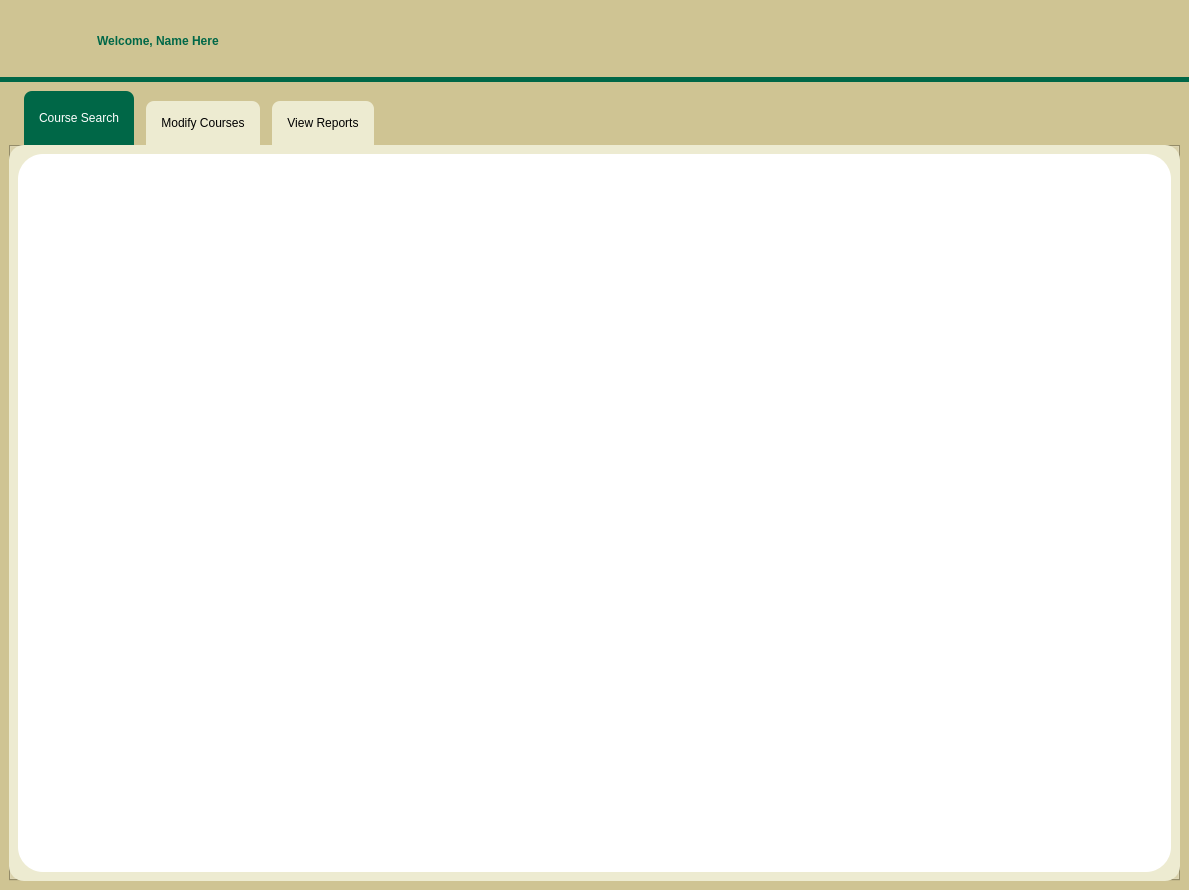
Old version of the form administratordisplay.ui in the repository RyanLewis155/College-Portal-Project.
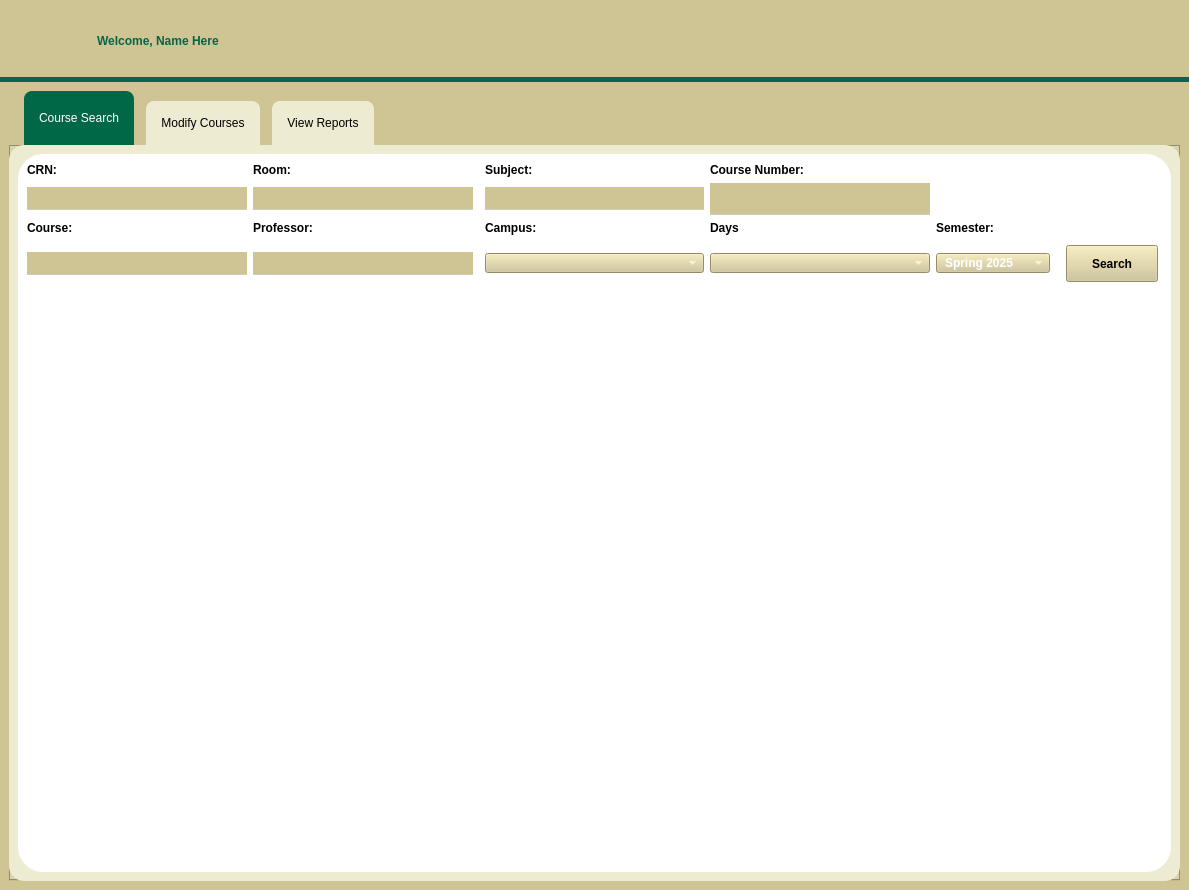
New version of the form. The open tabs and pages were chosen to show the change. Icons and pictures are not drawn.

```diff
--- a/administratordisplay.ui
+++ b/administratordisplay.ui
@@ -173,18 +173,1174 @@
           <item row="0" column="0">
            <widget class="QWidget" name="widget_SearchCourses" native="true">
             <layout class="QGridLayout" name="gridLayout_4">
-             <property name="leftMargin">
-              <number>15</number>
-             </property>
-             <property name="topMargin">
-              <number>15</number>
-             </property>
-             <property name="rightMargin">
-              <number>15</number>
-             </property>
-             <property name="bottomMargin">
-              <number>15</number>
-             </property>
+             <item row="1" column="3">
+              <widget class="QLineEdit" name="lineEdit_subject">
+               <property name="palette">
+                <palette>
+                 <active>
+                  <colorrole role="Button">
+                   <brush brushstyle="SolidPattern">
+                    <color alpha="255">
+                     <red>207</red>
+                     <green>196</green>
+                     <blue>147</blue>
+                    </color>
+                   </brush>
+                  </colorrole>
+                  <colorrole role="Base">
+                   <brush brushstyle="SolidPattern">
+                    <color alpha="255">
+                     <red>207</red>
+                     <green>196</green>
+                     <blue>147</blue>
+                    </color>
+                   </brush>
+                  </colorrole>
+                  <colorrole role="Window">
+                   <brush brushstyle="SolidPattern">
+                    <color alpha="255">
+                     <red>207</red>
+                     <green>196</green>
+                     <blue>147</blue>
+                    </color>
+                   </brush>
+                  </colorrole>
+                 </active>
+                 <inactive>
+                  <colorrole role="Button">
+                   <brush brushstyle="SolidPattern">
+                    <color alpha="255">
+                     <red>207</red>
+                     <green>196</green>
+                     <blue>147</blue>
+                    </color>
+                   </brush>
+                  </colorrole>
+                  <colorrole role="Base">
+                   <brush brushstyle="SolidPattern">
+                    <color alpha="255">
+                     <red>207</red>
+                     <green>196</green>
+                     <blue>147</blue>
+                    </color>
+                   </brush>
+                  </colorrole>
+                  <colorrole role="Window">
+                   <brush brushstyle="SolidPattern">
+                    <color alpha="255">
+                     <red>207</red>
+                     <green>196</green>
+                     <blue>147</blue>
+                    </color>
+                   </brush>
+                  </colorrole>
+                 </inactive>
+                 <disabled>
+                  <colorrole role="Button">
+                   <brush brushstyle="SolidPattern">
+                    <color alpha="255">
+                     <red>207</red>
+                     <green>196</green>
+                     <blue>147</blue>
+                    </color>
+                   </brush>
+                  </colorrole>
+                  <colorrole role="Base">
+                   <brush brushstyle="SolidPattern">
+                    <color alpha="255">
+                     <red>207</red>
+                     <green>196</green>
+                     <blue>147</blue>
+                    </color>
+                   </brush>
+                  </colorrole>
+                  <colorrole role="Window">
+                   <brush brushstyle="SolidPattern">
+                    <color alpha="255">
+                     <red>207</red>
+                     <green>196</green>
+                     <blue>147</blue>
+                    </color>
+                   </brush>
+                  </colorrole>
+                 </disabled>
+                </palette>
+               </property>
+               <property name="toolTip">
+                <string>&lt;html&gt;&lt;head/&gt;&lt;body&gt;&lt;p&gt;Subject&lt;/p&gt;&lt;/body&gt;&lt;/html&gt;</string>
+               </property>
+               <property name="styleSheet">
+                <string notr="true">QLineEdit#lineEdit_subject {
+	padding-top: 3px;
+	padding-bottom: 3px;
+	padding-left: 6px;
+	padding-right: 3px;
+	border: none;
+	border-bottom: 1px solid #cccccc;
+	font: 12pt 'Inter-VariableFont_opsz,wght';
+	font-weight: bold;
+	background: #CFC493;
+}
+
+QLineEdit#lineEdit_subject:focus {
+	border-bottom: 3px solid #006747;
+}</string>
+               </property>
+              </widget>
+             </item>
+             <item row="0" column="4">
+              <widget class="QLabel" name="label_CourseNumber">
+               <property name="styleSheet">
+                <string notr="true">QLabel#label_CourseNumber {
+	color:black;
+	font: 12pt 'Inter-VariableFont_opsz,wght';
+	background-color: white;
+	font-weight: bold;
+
+}</string>
+               </property>
+               <property name="text">
+                <string>Course Number:</string>
+               </property>
+              </widget>
+             </item>
+             <item row="1" column="0">
+              <widget class="QLineEdit" name="lineEdit_CRN">
+               <property name="palette">
+                <palette>
+                 <active>
+                  <colorrole role="Button">
+                   <brush brushstyle="SolidPattern">
+                    <color alpha="255">
+                     <red>207</red>
+                     <green>196</green>
+                     <blue>147</blue>
+                    </color>
+                   </brush>
+                  </colorrole>
+                  <colorrole role="Base">
+                   <brush brushstyle="SolidPattern">
+                    <color alpha="255">
+                     <red>207</red>
+                     <green>196</green>
+                     <blue>147</blue>
+                    </color>
+                   </brush>
+                  </colorrole>
+                  <colorrole role="Window">
+                   <brush brushstyle="SolidPattern">
+                    <color alpha="255">
+                     <red>207</red>
+                     <green>196</green>
+                     <blue>147</blue>
+                    </color>
+                   </brush>
+                  </colorrole>
+                 </active>
+                 <inactive>
+                  <colorrole role="Button">
+                   <brush brushstyle="SolidPattern">
+                    <color alpha="255">
+                     <red>207</red>
+                     <green>196</green>
+                     <blue>147</blue>
+                    </color>
+                   </brush>
+                  </colorrole>
+                  <colorrole role="Base">
+                   <brush brushstyle="SolidPattern">
+                    <color alpha="255">
+                     <red>207</red>
+                     <green>196</green>
+                     <blue>147</blue>
+                    </color>
+                   </brush>
+                  </colorrole>
+                  <colorrole role="Window">
+                   <brush brushstyle="SolidPattern">
+                    <color alpha="255">
+                     <red>207</red>
+                     <green>196</green>
+                     <blue>147</blue>
+                    </color>
+                   </brush>
+                  </colorrole>
+                 </inactive>
+                 <disabled>
+                  <colorrole role="Button">
+                   <brush brushstyle="SolidPattern">
+                    <color alpha="255">
+                     <red>207</red>
+                     <green>196</green>
+                     <blue>147</blue>
+                    </color>
+                   </brush>
+                  </colorrole>
+                  <colorrole role="Base">
+                   <brush brushstyle="SolidPattern">
+                    <color alpha="255">
+                     <red>207</red>
+                     <green>196</green>
+                     <blue>147</blue>
+                    </color>
+                   </brush>
+                  </colorrole>
+                  <colorrole role="Window">
+                   <brush brushstyle="SolidPattern">
+                    <color alpha="255">
+                     <red>207</red>
+                     <green>196</green>
+                     <blue>147</blue>
+                    </color>
+                   </brush>
+                  </colorrole>
+                 </disabled>
+                </palette>
+               </property>
+               <property name="toolTip">
+                <string>&lt;html&gt;&lt;head/&gt;&lt;body&gt;&lt;p&gt;CRN&lt;/p&gt;&lt;/body&gt;&lt;/html&gt;</string>
+               </property>
+               <property name="styleSheet">
+                <string notr="true">QLineEdit#lineEdit_CRN {
+	padding-top: 3px;
+	padding-bottom: 3px;
+	padding-left: 6px;
+	padding-right: 3px;
+	border: none;
+	border-bottom: 1px solid #cccccc;
+	font: 12pt 'Inter-VariableFont_opsz,wght';
+	font-weight: bold;
+	background: #CFC493;
+}
+
+QLineEdit#lineEdit_CRN:focus {
+	border-bottom: 3px solid #006747;
+}</string>
+               </property>
+              </widget>
+             </item>
+             <item row="2" column="0">
+              <widget class="QLabel" name="label_Course">
+               <property name="styleSheet">
+                <string notr="true">	color: black;
+	font: 12pt 'Inter-VariableFont_opsz,wght';
+	font-weight: bold;
+	background-color: white;</string>
+               </property>
+               <property name="text">
+                <string>Course:</string>
+               </property>
+              </widget>
+             </item>
+             <item row="1" column="4">
+              <widget class="QLineEdit" name="lineEdit_courseNum">
+               <property name="palette">
+                <palette>
+                 <active>
+                  <colorrole role="Button">
+                   <brush brushstyle="SolidPattern">
+                    <color alpha="255">
+                     <red>207</red>
+                     <green>196</green>
+                     <blue>147</blue>
+                    </color>
+                   </brush>
+                  </colorrole>
+                  <colorrole role="Base">
+                   <brush brushstyle="SolidPattern">
+                    <color alpha="255">
+                     <red>207</red>
+                     <green>196</green>
+                     <blue>147</blue>
+                    </color>
+                   </brush>
+                  </colorrole>
+                  <colorrole role="Window">
+                   <brush brushstyle="SolidPattern">
+                    <color alpha="255">
+                     <red>207</red>
+                     <green>196</green>
+                     <blue>147</blue>
+                    </color>
+                   </brush>
+                  </colorrole>
+                 </active>
+                 <inactive>
+                  <colorrole role="Button">
+                   <brush brushstyle="SolidPattern">
+                    <color alpha="255">
+                     <red>207</red>
+                     <green>196</green>
+                     <blue>147</blue>
+                    </color>
+                   </brush>
+                  </colorrole>
+                  <colorrole role="Base">
+                   <brush brushstyle="SolidPattern">
+                    <color alpha="255">
+                     <red>207</red>
+                     <green>196</green>
+                     <blue>147</blue>
+                    </color>
+                   </brush>
+                  </colorrole>
+                  <colorrole role="Window">
+                   <brush brushstyle="SolidPattern">
+                    <color alpha="255">
+                     <red>207</red>
+                     <green>196</green>
+                     <blue>147</blue>
+                    </color>
+                   </brush>
+                  </colorrole>
+                 </inactive>
+                 <disabled>
+                  <colorrole role="Button">
+                   <brush brushstyle="SolidPattern">
+                    <color alpha="255">
+                     <red>207</red>
+                     <green>196</green>
+                     <blue>147</blue>
+                    </color>
+                   </brush>
+                  </colorrole>
+                  <colorrole role="Base">
+                   <brush brushstyle="SolidPattern">
+                    <color alpha="255">
+                     <red>207</red>
+                     <green>196</green>
+                     <blue>147</blue>
+                    </color>
+                   </brush>
+                  </colorrole>
+                  <colorrole role="Window">
+                   <brush brushstyle="SolidPattern">
+                    <color alpha="255">
+                     <red>207</red>
+                     <green>196</green>
+                     <blue>147</blue>
+                    </color>
+                   </brush>
+                  </colorrole>
+                 </disabled>
+                </palette>
+               </property>
+               <property name="font">
+                <font>
+                 <family>Inter-VariableFont_opsz,wght</family>
+                 <pointsize>12</pointsize>
+                 <italic>false</italic>
+                 <bold>true</bold>
+                </font>
+               </property>
+               <property name="cursor">
+                <cursorShape>IBeamCursor</cursorShape>
+               </property>
+               <property name="toolTip">
+                <string>&lt;html&gt;&lt;head/&gt;&lt;body&gt;&lt;p&gt;Course Number&lt;/p&gt;&lt;/body&gt;&lt;/html&gt;</string>
+               </property>
+               <property name="styleSheet">
+                <string notr="true">QLineEdit#lineEdit_courseNum {
+	padding-top: 3px;
+	padding-bottom: 3px;
+	padding-left: 6px;
+	padding-right: 3px;
+	border: none;
+	border-bottom: 1px solid #cccccc;
+	font: 12pt 'Inter-VariableFont_opsz,wght';
+	font-weight: bold;
+	background: #CFC493;
+}
+
+QLineEdit#lineEdit_courseNum:focus {
+	border-bottom: 3px solid #006747;
+}</string>
+               </property>
+              </widget>
+             </item>
+             <item row="4" column="0" colspan="8">
+              <widget class="QTableView" name="tableView_results">
+               <property name="font">
+                <font>
+                 <family>Inter-VariableFont_opsz,wght</family>
+                 <pointsize>12</pointsize>
+                 <italic>false</italic>
+                 <bold>false</bold>
+                </font>
+               </property>
+               <property name="cursor" stdset="0">
+                <cursorShape>PointingHandCursor</cursorShape>
+               </property>
+               <property name="styleSheet">
+                <string notr="true">QTableView#tableView_results {
+	background-color: white;
+	color: black;
+	font: 12pt 'Inter-VariableFont_opsz,wght';
+}</string>
+               </property>
+               <property name="frameShape">
+                <enum>QFrame::Shape::NoFrame</enum>
+               </property>
+               <property name="frameShadow">
+                <enum>QFrame::Shadow::Plain</enum>
+               </property>
+               <property name="editTriggers">
+                <set>QAbstractItemView::EditTrigger::NoEditTriggers</set>
+               </property>
+               <property name="showDropIndicator" stdset="0">
+                <bool>false</bool>
+               </property>
+               <property name="dragDropOverwriteMode">
+                <bool>false</bool>
+               </property>
+               <property name="alternatingRowColors">
+                <bool>true</bool>
+               </property>
+               <attribute name="horizontalHeaderCascadingSectionResizes">
+                <bool>true</bool>
+               </attribute>
+               <attribute name="horizontalHeaderStretchLastSection">
+                <bool>false</bool>
+               </attribute>
+              </widget>
+             </item>
+             <item row="1" column="1">
+              <widget class="QLineEdit" name="lineEdit_Room">
+               <property name="styleSheet">
+                <string notr="true">QLineEdit#lineEdit_Room {
+	padding-top: 3px;
+	padding-bottom: 3px;
+	padding-left: 6px;
+	padding-right: 3px;
+	border: none;
+	border-bottom: 1px solid #cccccc;
+	font: 12pt 'Inter-VariableFont_opsz,wght';
+	font-weight: bold;
+	background: #CFC493;
+}
+
+QLineEdit#lineEdit_Room:focus {
+	border-bottom: 3px solid #006747;
+}</string>
+               </property>
+              </widget>
+             </item>
+             <item row="0" column="3">
+              <widget class="QLabel" name="label_Subject">
+               <property name="styleSheet">
+                <string notr="true">QLabel#label_Subject {
+	color: black;
+	font: 12pt 'Inter-VariableFont_opsz,wght';
+	background-color: white;
+	font-weight: bold;
+
+}</string>
+               </property>
+               <property name="text">
+                <string>Subject:</string>
+               </property>
+              </widget>
+             </item>
+             <item row="0" column="1">
+              <widget class="QLabel" name="label_Room">
+               <property name="styleSheet">
+                <string notr="true">	color: black;
+	font: 12pt 'Inter-VariableFont_opsz,wght';
+	font-weight: bold;
+	background-color: white;</string>
+               </property>
+               <property name="text">
+                <string>Room:</string>
+               </property>
+              </widget>
+             </item>
+             <item row="0" column="0">
+              <widget class="QLabel" name="label_CRN">
+               <property name="styleSheet">
+                <string notr="true">QLabel#label_CRN {
+	color: black;
+	font: 12pt 'Inter-VariableFont_opsz,wght';
+	font-weight: bold;
+	background-color: white;
+}</string>
+               </property>
+               <property name="text">
+                <string>CRN:</string>
+               </property>
+              </widget>
+             </item>
+             <item row="3" column="0">
+              <widget class="QLineEdit" name="lineEdit_Course">
+               <property name="styleSheet">
+                <string notr="true">QLineEdit#lineEdit_Course {
+	padding-top: 3px;
+	padding-bottom: 3px;
+	padding-left: 6px;
+	padding-right: 3px;
+	border: none;
+	border-bottom: 1px solid #cccccc;
+	font: 12pt 'Inter-VariableFont_opsz,wght';
+	font-weight: bold;
+	background: #CFC493;
+}
+
+QLineEdit#lineEdit_Course:focus {
+	border-bottom: 3px solid #006747;
+}</string>
+               </property>
+              </widget>
+             </item>
+             <item row="3" column="7">
+              <widget class="QPushButton" name="pushButton_search">
+               <property name="minimumSize">
+                <size>
+                 <width>100</width>
+                 <height>45</height>
+                </size>
+               </property>
+               <property name="palette">
+                <palette>
+                 <active>
+                  <colorrole role="Button">
+                   <brush brushstyle="SolidPattern">
+                    <color alpha="255">
+                     <red>207</red>
+                     <green>196</green>
+                     <blue>147</blue>
+                    </color>
+                   </brush>
+                  </colorrole>
+                  <colorrole role="Base">
+                   <brush brushstyle="SolidPattern">
+                    <color alpha="255">
+                     <red>207</red>
+                     <green>196</green>
+                     <blue>147</blue>
+                    </color>
+                   </brush>
+                  </colorrole>
+                  <colorrole role="Window">
+                   <brush brushstyle="SolidPattern">
+                    <color alpha="255">
+                     <red>207</red>
+                     <green>196</green>
+                     <blue>147</blue>
+                    </color>
+                   </brush>
+                  </colorrole>
+                  <colorrole role="Highlight">
+                   <brush brushstyle="SolidPattern">
+                    <color alpha="255">
+                     <red>31</red>
+                     <green>155</green>
+                     <blue>93</blue>
+                    </color>
+                   </brush>
+                  </colorrole>
+                 </active>
+                 <inactive>
+                  <colorrole role="Button">
+                   <brush brushstyle="SolidPattern">
+                    <color alpha="255">
+                     <red>207</red>
+                     <green>196</green>
+                     <blue>147</blue>
+                    </color>
+                   </brush>
+                  </colorrole>
+                  <colorrole role="Base">
+                   <brush brushstyle="SolidPattern">
+                    <color alpha="255">
+                     <red>207</red>
+                     <green>196</green>
+                     <blue>147</blue>
+                    </color>
+                   </brush>
+                  </colorrole>
+                  <colorrole role="Window">
+                   <brush brushstyle="SolidPattern">
+                    <color alpha="255">
+                     <red>207</red>
+                     <green>196</green>
+                     <blue>147</blue>
+                    </color>
+                   </brush>
+                  </colorrole>
+                  <colorrole role="Highlight">
+                   <brush brushstyle="SolidPattern">
+                    <color alpha="255">
+                     <red>31</red>
+                     <green>155</green>
+                     <blue>93</blue>
+                    </color>
+                   </brush>
+                  </colorrole>
+                 </inactive>
+                 <disabled>
+                  <colorrole role="Button">
+                   <brush brushstyle="SolidPattern">
+                    <color alpha="255">
+                     <red>207</red>
+                     <green>196</green>
+                     <blue>147</blue>
+                    </color>
+                   </brush>
+                  </colorrole>
+                  <colorrole role="Base">
+                   <brush brushstyle="SolidPattern">
+                    <color alpha="255">
+                     <red>207</red>
+                     <green>196</green>
+                     <blue>147</blue>
+                    </color>
+                   </brush>
+                  </colorrole>
+                  <colorrole role="Window">
+                   <brush brushstyle="SolidPattern">
+                    <color alpha="255">
+                     <red>207</red>
+                     <green>196</green>
+                     <blue>147</blue>
+                    </color>
+                   </brush>
+                  </colorrole>
+                  <colorrole role="Highlight">
+                   <brush brushstyle="SolidPattern">
+                    <color alpha="255">
+                     <red>31</red>
+                     <green>155</green>
+                     <blue>93</blue>
+                    </color>
+                   </brush>
+                  </colorrole>
+                 </disabled>
+                </palette>
+               </property>
+               <property name="cursor">
+                <cursorShape>PointingHandCursor</cursorShape>
+               </property>
+               <property name="focusPolicy">
+                <enum>Qt::FocusPolicy::StrongFocus</enum>
+               </property>
+               <property name="styleSheet">
+                <string notr="true">QPushButton#pushButton_search {
+	font: 10pt 'Inter-VariableFont_opsz,wght';
+	font-weight: bold;
+	background-color: #CFC493;
+	margin: 4px;
+	padding: 2px;
+}
+
+QPushButton#pushButton_search:focus {
+	border-radius: 8px;
+	border: 1px solid #006747;
+}
+
+QPushButton#pushButton_search:hover {
+	background-color: #006747;
+	border-radius: 8px;
+	margin: 0px;
+	padding: 6px;
+}</string>
+               </property>
+               <property name="text">
+                <string>Search</string>
+               </property>
+               <property name="default">
+                <bool>false</bool>
+               </property>
+              </widget>
+             </item>
+             <item row="3" column="1">
+              <widget class="QLineEdit" name="lineEdit_Professor">
+               <property name="styleSheet">
+                <string notr="true">QLineEdit#lineEdit_Professor {
+	padding-top: 3px;
+	padding-bottom: 3px;
+	padding-left: 6px;
+	padding-right: 3px;
+	border: none;
+	border-bottom: 1px solid #cccccc;
+	font: 12pt 'Inter-VariableFont_opsz,wght';
+	font-weight: bold;
+	background: #CFC493;
+}
+
+QLineEdit#lineEdit_Professor:focus {
+	border-bottom: 3px solid #006747;
+}</string>
+               </property>
+              </widget>
+             </item>
+             <item row="2" column="1">
+              <widget class="QLabel" name="label_Professor">
+               <property name="styleSheet">
+                <string notr="true">	color: black;
+	font: 12pt 'Inter-VariableFont_opsz,wght';
+	font-weight: bold;
+	background-color: white;</string>
+               </property>
+               <property name="text">
+                <string>Professor:</string>
+               </property>
+              </widget>
+             </item>
+             <item row="3" column="3">
+              <widget class="QComboBox" name="comboBox_Campus">
+               <property name="styleSheet">
+                <string notr="true">QComboBox#comboBox_Campus {
+    padding: 1px 18px 1px 8px;
+    min-width: 1em;
+	font: 12pt 'Inter-VariableFont_opsz,wght';
+	font-weight: bold;
+	color: white;
+	background-color: #CFC493;
+	selection-background-color: #006747;
+    selection-color: white;
+}
+
+
+QComboBox#comboBox_Campus QAbstractItemView::item:selected {
+    border-left: 3px solid #006747;
+}
+</string>
+               </property>
+              </widget>
+             </item>
+             <item row="2" column="3">
+              <widget class="QLabel" name="label_Campus">
+               <property name="styleSheet">
+                <string notr="true">	color: black;
+	font: 12pt 'Inter-VariableFont_opsz,wght';
+	font-weight: bold;
+	background-color: white;</string>
+               </property>
+               <property name="text">
+                <string>Campus:</string>
+               </property>
+              </widget>
+             </item>
+             <item row="3" column="4">
+              <widget class="QComboBox" name="comboBox_days">
+               <property name="palette">
+                <palette>
+                 <active>
+                  <colorrole role="WindowText">
+                   <brush brushstyle="SolidPattern">
+                    <color alpha="255">
+                     <red>255</red>
+                     <green>255</green>
+                     <blue>255</blue>
+                    </color>
+                   </brush>
+                  </colorrole>
+                  <colorrole role="Button">
+                   <brush brushstyle="SolidPattern">
+                    <color alpha="255">
+                     <red>207</red>
+                     <green>196</green>
+                     <blue>147</blue>
+                    </color>
+                   </brush>
+                  </colorrole>
+                  <colorrole role="Text">
+                   <brush brushstyle="SolidPattern">
+                    <color alpha="255">
+                     <red>255</red>
+                     <green>255</green>
+                     <blue>255</blue>
+                    </color>
+                   </brush>
+                  </colorrole>
+                  <colorrole role="ButtonText">
+                   <brush brushstyle="SolidPattern">
+                    <color alpha="255">
+                     <red>255</red>
+                     <green>255</green>
+                     <blue>255</blue>
+                    </color>
+                   </brush>
+                  </colorrole>
+                  <colorrole role="Base">
+                   <brush brushstyle="SolidPattern">
+                    <color alpha="255">
+                     <red>207</red>
+                     <green>196</green>
+                     <blue>147</blue>
+                    </color>
+                   </brush>
+                  </colorrole>
+                  <colorrole role="Window">
+                   <brush brushstyle="SolidPattern">
+                    <color alpha="255">
+                     <red>207</red>
+                     <green>196</green>
+                     <blue>147</blue>
+                    </color>
+                   </brush>
+                  </colorrole>
+                  <colorrole role="Highlight">
+                   <brush brushstyle="SolidPattern">
+                    <color alpha="255">
+                     <red>0</red>
+                     <green>103</green>
+                     <blue>71</blue>
+                    </color>
+                   </brush>
+                  </colorrole>
+                  <colorrole role="HighlightedText">
+                   <brush brushstyle="SolidPattern">
+                    <color alpha="255">
+                     <red>255</red>
+                     <green>255</green>
+                     <blue>255</blue>
+                    </color>
+                   </brush>
+                  </colorrole>
+                  <colorrole role="PlaceholderText">
+                   <brush brushstyle="SolidPattern">
+                    <color alpha="128">
+                     <red>255</red>
+                     <green>255</green>
+                     <blue>255</blue>
+                    </color>
+                   </brush>
+                  </colorrole>
+                 </active>
+                 <inactive>
+                  <colorrole role="WindowText">
+                   <brush brushstyle="SolidPattern">
+                    <color alpha="255">
+                     <red>255</red>
+                     <green>255</green>
+                     <blue>255</blue>
+                    </color>
+                   </brush>
+                  </colorrole>
+                  <colorrole role="Button">
+                   <brush brushstyle="SolidPattern">
+                    <color alpha="255">
+                     <red>207</red>
+                     <green>196</green>
+                     <blue>147</blue>
+                    </color>
+                   </brush>
+                  </colorrole>
+                  <colorrole role="Text">
+                   <brush brushstyle="SolidPattern">
+                    <color alpha="255">
+                     <red>255</red>
+                     <green>255</green>
+                     <blue>255</blue>
+                    </color>
+                   </brush>
+                  </colorrole>
+                  <colorrole role="ButtonText">
+                   <brush brushstyle="SolidPattern">
+                    <color alpha="255">
+                     <red>255</red>
+                     <green>255</green>
+                     <blue>255</blue>
+                    </color>
+                   </brush>
+                  </colorrole>
+                  <colorrole role="Base">
+                   <brush brushstyle="SolidPattern">
+                    <color alpha="255">
+                     <red>207</red>
+                     <green>196</green>
+                     <blue>147</blue>
+                    </color>
+                   </brush>
+                  </colorrole>
+                  <colorrole role="Window">
+                   <brush brushstyle="SolidPattern">
+                    <color alpha="255">
+                     <red>207</red>
+                     <green>196</green>
+                     <blue>147</blue>
+                    </color>
+                   </brush>
+                  </colorrole>
+                  <colorrole role="Highlight">
+                   <brush brushstyle="SolidPattern">
+                    <color alpha="255">
+                     <red>0</red>
+                     <green>103</green>
+                     <blue>71</blue>
+                    </color>
+                   </brush>
+                  </colorrole>
+                  <colorrole role="HighlightedText">
+                   <brush brushstyle="SolidPattern">
+                    <color alpha="255">
+                     <red>255</red>
+                     <green>255</green>
+                     <blue>255</blue>
+                    </color>
+                   </brush>
+                  </colorrole>
+                  <colorrole role="PlaceholderText">
+                   <brush brushstyle="SolidPattern">
+                    <color alpha="128">
+                     <red>255</red>
+                     <green>255</green>
+                     <blue>255</blue>
+                    </color>
+                   </brush>
+                  </colorrole>
+                 </inactive>
+                 <disabled>
+                  <colorrole role="WindowText">
+                   <brush brushstyle="SolidPattern">
+                    <color alpha="255">
+                     <red>255</red>
+                     <green>255</green>
+                     <blue>255</blue>
+                    </color>
+                   </brush>
+                  </colorrole>
+                  <colorrole role="Button">
+                   <brush brushstyle="SolidPattern">
+                    <color alpha="255">
+                     <red>207</red>
+                     <green>196</green>
+                     <blue>147</blue>
+                    </color>
+                   </brush>
+                  </colorrole>
+                  <colorrole role="Text">
+                   <brush brushstyle="SolidPattern">
+                    <color alpha="255">
+                     <red>255</red>
+                     <green>255</green>
+                     <blue>255</blue>
+                    </color>
+                   </brush>
+                  </colorrole>
+                  <colorrole role="ButtonText">
+                   <brush brushstyle="SolidPattern">
+                    <color alpha="255">
+                     <red>255</red>
+                     <green>255</green>
+                     <blue>255</blue>
+                    </color>
+                   </brush>
+                  </colorrole>
+                  <colorrole role="Base">
+                   <brush brushstyle="SolidPattern">
+                    <color alpha="255">
+                     <red>207</red>
+                     <green>196</green>
+                     <blue>147</blue>
+                    </color>
+                   </brush>
+                  </colorrole>
+                  <colorrole role="Window">
+                   <brush brushstyle="SolidPattern">
+                    <color alpha="255">
+                     <red>207</red>
+                     <green>196</green>
+                     <blue>147</blue>
+                    </color>
+                   </brush>
+                  </colorrole>
+                  <colorrole role="Highlight">
+                   <brush brushstyle="SolidPattern">
+                    <color alpha="255">
+                     <red>0</red>
+                     <green>103</green>
+                     <blue>71</blue>
+                    </color>
+                   </brush>
+                  </colorrole>
+                  <colorrole role="HighlightedText">
+                   <brush brushstyle="SolidPattern">
+                    <color alpha="255">
+                     <red>255</red>
+                     <green>255</green>
+                     <blue>255</blue>
+                    </color>
+                   </brush>
+                  </colorrole>
+                  <colorrole role="PlaceholderText">
+                   <brush brushstyle="SolidPattern">
+                    <color alpha="128">
+                     <red>255</red>
+                     <green>255</green>
+                     <blue>255</blue>
+                    </color>
+                   </brush>
+                  </colorrole>
+                 </disabled>
+                </palette>
+               </property>
+               <property name="cursor">
+                <cursorShape>PointingHandCursor</cursorShape>
+               </property>
+               <property name="styleSheet">
+                <string notr="true">QComboBox#comboBox_days {
+    padding: 1px 18px 1px 8px;
+    min-width: 1em;
+	font: 12pt 'Inter-VariableFont_opsz,wght';
+	font-weight: bold;
+	color: white;
+	background-color: #CFC493;
+	selection-background-color: #006747;
+    selection-color: white;
+}
+
+
+QComboBox#comboBox_days QAbstractItemView::item:selected {
+    border-left: 3px solid #006747;
+}
+</string>
+               </property>
+               <item>
+                <property name="text">
+                 <string/>
+                </property>
+               </item>
+               <item>
+                <property name="text">
+                 <string>MW</string>
+                </property>
+               </item>
+               <item>
+                <property name="text">
+                 <string>TR</string>
+                </property>
+               </item>
+               <item>
+                <property name="text">
+                 <string>MWTRF</string>
+                </property>
+               </item>
+               <item>
+                <property name="text">
+                 <string>M</string>
+                </property>
+               </item>
+               <item>
+                <property name="text">
+                 <string>T</string>
+                </property>
+               </item>
+               <item>
+                <property name="text">
+                 <string>W</string>
+                </property>
+               </item>
+               <item>
+                <property name="text">
+                 <string>R</string>
+                </property>
+               </item>
+               <item>
+                <property name="text">
+                 <string>F</string>
+                </property>
+               </item>
+               <item>
+                <property name="text">
+                 <string>S</string>
+                </property>
+               </item>
+              </widget>
+             </item>
+             <item row="2" column="4">
+              <widget class="QLabel" name="label_Days">
+               <property name="styleSheet">
+                <string notr="true">QLabel#label_Days {
+	color:black;
+	font: 12pt 'Inter-VariableFont_opsz,wght';
+	background-color: white;
+	font-weight: bold;
+
+}
+</string>
+               </property>
+               <property name="text">
+                <string>Days</string>
+               </property>
+              </widget>
+             </item>
+             <item row="3" column="5">
+              <widget class="QComboBox" name="comboBox_term">
+               <property name="cursor">
+                <cursorShape>PointingHandCursor</cursorShape>
+               </property>
+               <property name="contextMenuPolicy">
+                <enum>Qt::ContextMenuPolicy::NoContextMenu</enum>
+               </property>
+               <property name="autoFillBackground">
+                <bool>false</bool>
+               </property>
+               <property name="styleSheet">
+                <string notr="true">QComboBox#comboBox_term {
+    padding: 1px 18px 1px 8px;
+    min-width: 6em;
+	font: 12pt 'Inter-VariableFont_opsz,wght';
+	font-weight: bold;
+	color: white;
+	background-color: #CFC493;
+	selection-background-color: #006747;
+    selection-color: white;
+}
+
+QComboBox#comboBox_term QComboBox:on { 
+    padding-top: 3px;
+    padding-left: 10px;
+	border-radius: 10px;
+}
+
+QComboBox#comboBox_term QAbstractItemView::item:selected {
+    border-left: 3px solid #006747;
+}
+</string>
+               </property>
+               <property name="currentText">
+                <string>Spring 2025</string>
+               </property>
+               <property name="frame">
+                <bool>true</bool>
+               </property>
+               <property name="labelDrawingMode">
+                <enum>QComboBox::LabelDrawingMode::UseStyle</enum>
+               </property>
+               <item>
+                <property name="text">
+                 <string>Spring 2025</string>
+                </property>
+               </item>
+               <item>
+                <property name="text">
+                 <string>Fall 2025</string>
+                </property>
+               </item>
+               <item>
+                <property name="text">
+                 <string>Spring 2026</string>
+                </property>
+               </item>
+              </widget>
+             </item>
+             <item row="2" column="5">
+              <widget class="QLabel" name="label_Semester">
+               <property name="styleSheet">
+                <string notr="true">QLabel#label_Semester {
+	color:black;
+	font: 12pt 'Inter-VariableFont_opsz,wght';
+	background-color: white;
+	font-weight: bold;
+
+}</string>
+               </property>
+               <property name="text">
+                <string>Semester:</string>
+               </property>
+              </widget>
+             </item>
             </layout>
            </widget>
           </item>
```
Left out of the diff: 2 changed lines with no effect on the pictures.
